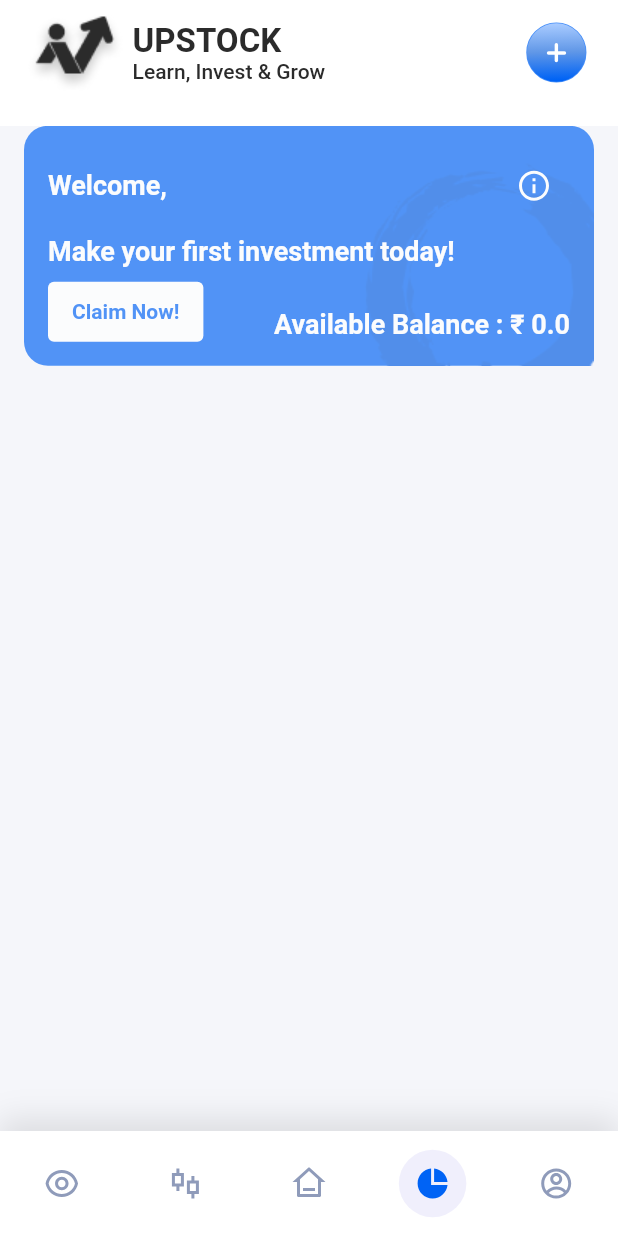
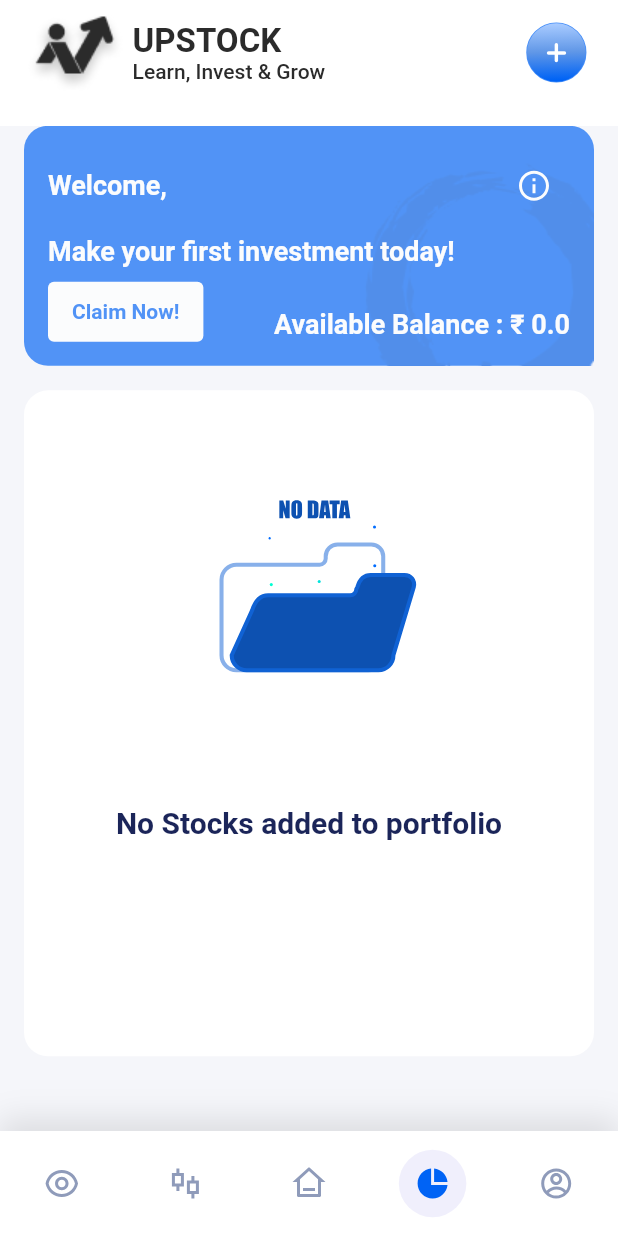
Before and after one commit to visionxStudio/upstock---Stock-market-prediction, a Flutter app: the screen it shows after launch, item 4 of the bottom bar chosen, on a phone screen of 412 x 824 dp. Run offline on Flutter 3.47's test engine with Material 2 defaults, Android fonts, the phone set to English and light mode, and no system bars; drawn by our look-alikes of lottie; our stand-ins replace animated_text_kit, auto_route, cloud_firestore, dio, firebase_auth, firebase_core and 7 more; missing offline and left inert: statusbarz; accounts and stored records are empty; network calls fail; Roboto replaces fonts that are missing (Manrope).

Commit message:
portfolio no stocks UI improvised

```diff
--- a/lib/src/features/portfolio/portfolio_screen.dart
+++ b/lib/src/features/portfolio/portfolio_screen.dart
@@ -1,6 +1,7 @@
 import 'package:flutter/material.dart';
 import 'package:flutter/services.dart';
 import 'package:flutter_riverpod/flutter_riverpod.dart';
+import 'package:lottie/lottie.dart';
 import 'package:upstock/src/common/constants/constants.dart';
 import 'package:upstock/src/common/show_up_animations.dart';
 import 'package:upstock/src/common/widgets/custom_container.dart';
@@ -141,7 +142,23 @@ class _MyPortfolioScreenState extends ConsumerState<MyPortfolioScreen> {
                     ),
 
               ref.watch(portfolioStateProvider).buyPortfolioList == null
-                  ? const SizedBox()
+                  ? CustomContainer(
+                      child: SizedBox(
+                          height: SizeConfig.screenHeight * 0.5,
+                          child: Column(
+                            children: [
+                              Center(
+                                child:
+                                    Lottie.asset("assets/lottie/no_data.json"),
+                              ),
+                              const NormalText(
+                                "No Stocks added to portfolio",
+                                fontSize: kDefaultFontSize + 4,
+                                fontWeight: FontWeight.bold,
+                              )
+                            ],
+                          )),
+                    )
                   : ListView.builder(
                       shrinkWrap: true,
                       itemCount: ref
```
Also changed, not shown: assets/lottie/no_data.json (added, +1 -0 lines).
